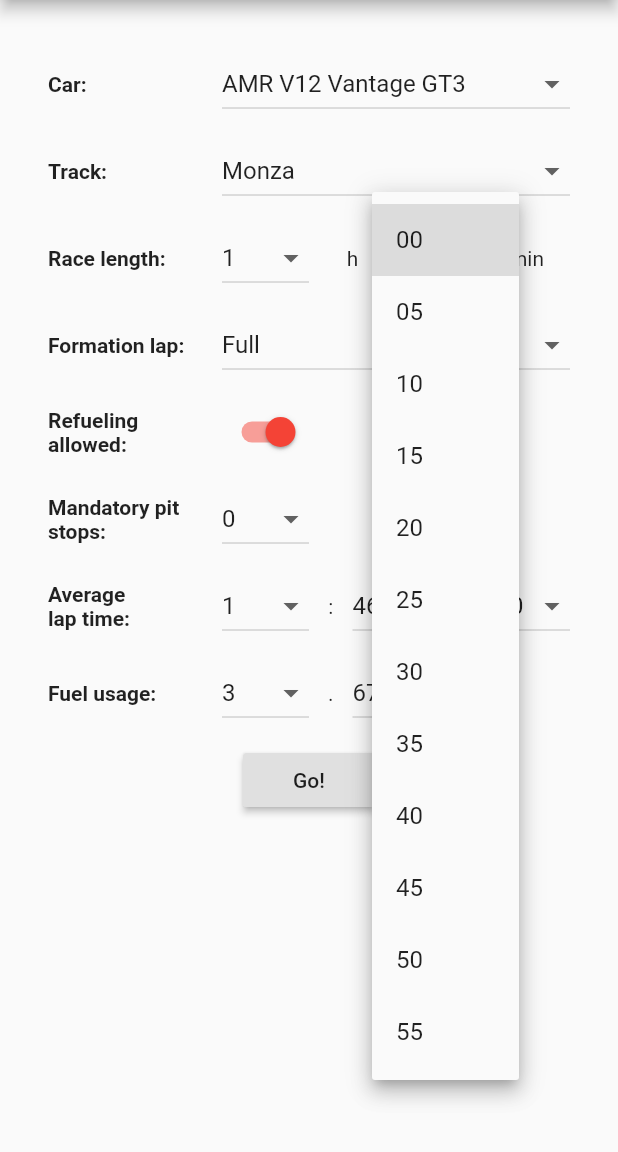
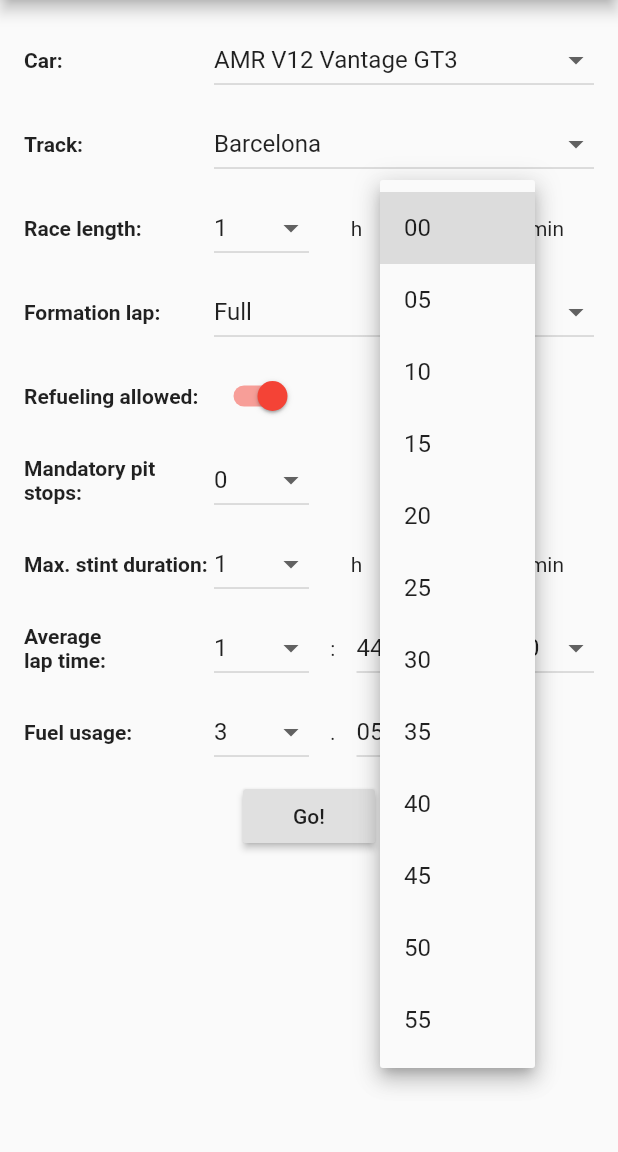
Before and after one commit to sylvainvillet/acc_race_strategy, a Flutter app: the screen it shows after launch, after a tap on "00", on a phone screen of 412 x 824 dp, the part 84-1236 px from its top. Run offline on Flutter 3.47's test engine with Material 2 defaults, Android fonts, the phone set to English and light mode, and no system bars; our stand-ins replace package_info, shared_preferences.

Commit message:
Added max stint duration, release v1.1.0

```diff
--- a/lib/main.dart
+++ b/lib/main.dart
@@ -1,6 +1,5 @@
 import 'package:flutter/material.dart';
 import 'package:package_info/package_info.dart';
-import 'package:url_launcher/url_launcher.dart';
 import './race_input.dart';
 import './utils.dart';
 
--- a/lib/race.dart
+++ b/lib/race.dart
@@ -1,3 +1,4 @@
+import 'dart:math';
 import './cars.dart';
 import './tracks.dart';
 
@@ -17,6 +18,7 @@ class Race {
   Track track;
   int formationLap;
   int raceDuration;
+  int maxStintDuration;
   bool refuelingAllowed;
   int mandatoryPitStops;
   double fuelUsage;
@@ -53,8 +55,11 @@ class Race {
     // Calculate the number of laps
     nbOfLaps = _getNbOfLaps(raceDuration, formationLap, mandatoryPitStops, track.timeLostInPits, lapTime);
 
+    int minimumPitStops = (raceDuration / maxStintDuration).floor();
+    minimumPitStops = max<int>(minimumPitStops, mandatoryPitStops);
+
     // Number of pit stops without fuel saving
-    int nbOfPitStops = mandatoryPitStops;
+    int nbOfPitStops = minimumPitStops;
     if (refuelingAllowed && (nbOfLaps > nbOfLapsWithFullTank)) {
       while ((nbOfLaps / (nbOfPitStops + 1)).ceil() > nbOfLapsWithFullTank) {
         nbOfPitStops++;
@@ -65,7 +70,7 @@ class Race {
     nbOfLaps = _getNbOfLaps(raceDuration, formationLap, nbOfPitStops, track.timeLostInPits, lapTime);
 
     // Allow up to 20% fuel saving
-    for (int i = mandatoryPitStops; i <= nbOfPitStops; i++) {
+    for (int i = minimumPitStops; i <= nbOfPitStops; i++) {
       if (refuelingAllowed) {
         if ((nbOfLaps / (i + 1)).ceil() <=
             (nbOfLapsWithFullTank * 1.2).ceil()) {
--- a/lib/race_input.dart
+++ b/lib/race_input.dart
@@ -19,13 +19,18 @@ class RaceInputState extends State<RaceInput> {
   Race _race = Race(
       carsList[0], tracksList[0], 1, 3600, true, 0, 3.0, tracksList[0].lapTime);
 
-  final margin = 10.0;
+  final margin = 8.0;
 
   int _durationHours;
   int _durationMinutes;
+
+  int _stintDurationHours;
+  int _stintDurationMinutes;
+
   int _lapTimeMinutes = 0;
   int _lapTimeSeconds = 0;
   int _lapTimeMilliseconds = 0;
+
   int _fuelUsageLiters = 1;
   int _fuelUsageCentiliters = 0;
 
@@ -34,6 +39,8 @@ class RaceInputState extends State<RaceInput> {
   List<DropdownMenuItem<int>> _formationLapDropDownMenuItems;
   List<DropdownMenuItem<int>> _durationHoursDropDownMenuItems;
   List<DropdownMenuItem<int>> _durationMinutesDropDownMenuItems;
+  List<DropdownMenuItem<int>> _stintDurationHoursDropDownMenuItems;
+  List<DropdownMenuItem<int>> _stintDurationMinutesDropDownMenuItems;
   List<DropdownMenuItem<int>> _lapTimeMinutesDropDownMenuItems;
   List<DropdownMenuItem<int>> _lapTimeSecondsDropDownMenuItems;
   List<DropdownMenuItem<int>> _lapTimeMillisecondsDropDownMenuItems;
@@ -48,6 +55,8 @@ class RaceInputState extends State<RaceInput> {
     _formationLapDropDownMenuItems = getFormationLapDropDownMenuItems();
     _durationHoursDropDownMenuItems = getIntDropDownMenuItems(0, 24, 1, 0);
     _durationMinutesDropDownMenuItems = getIntDropDownMenuItems(0, 55, 5, 1);
+    _stintDurationHoursDropDownMenuItems = getIntDropDownMenuItems(0, 1, 1, 0);
+    _stintDurationMinutesDropDownMenuItems = getIntDropDownMenuItems(0, 55, 5, 1);
     _lapTimeMinutesDropDownMenuItems = getIntDropDownMenuItems(0, 2, 1, 0);
     _lapTimeSecondsDropDownMenuItems = getIntDropDownMenuItems(0, 59, 1, 1);
     _lapTimeMillisecondsDropDownMenuItems =
@@ -73,6 +82,7 @@ class RaceInputState extends State<RaceInput> {
       _race.track = getTrack(trackName);
       _race.formationLap = settings.getInt('formationLap') ?? 1;
       _race.raceDuration = settings.getInt('raceDuration') ?? 3600;
+      _race.maxStintDuration = settings.getInt('maxStintDuration') ?? 6900; // 1h55
       _race.refuelingAllowed = settings.getBool('refuelingAllowed') ?? true;
       _race.mandatoryPitStops = settings.getInt('mandatoryPitStops') ?? 0;
       _loadLapTime();
@@ -81,6 +91,9 @@ class RaceInputState extends State<RaceInput> {
       _durationHours = (_race.raceDuration / 3600).floor();
       _durationMinutes =
           ((_race.raceDuration / 60) - _durationHours * 60).floor();
+      _stintDurationHours = (_race.maxStintDuration / 3600).floor();
+      _stintDurationMinutes =
+          ((_race.maxStintDuration / 60) - _stintDurationHours * 60).floor();
       _lapTimeMinutes = (_race.lapTime / 60).floor();
       _lapTimeSeconds = (_race.lapTime - _lapTimeMinutes * 60).floor();
       _lapTimeMilliseconds = ((_race.lapTime * 10).round() % 10) * 100;
@@ -93,6 +106,7 @@ class RaceInputState extends State<RaceInput> {
     settings.setString('trackName', _race.track.ksName);
     settings.setInt('formationLap', _race.formationLap);
     settings.setInt('raceDuration', _race.raceDuration);
+    settings.setInt('maxStintDuration', _race.maxStintDuration);
     settings.setBool('refuelingAllowed', _race.refuelingAllowed);
     settings.setInt('mandatoryPitStops', _race.mandatoryPitStops);
     _saveLapTime();
@@ -161,7 +175,7 @@ class RaceInputState extends State<RaceInput> {
   Widget build(BuildContext context) {
     return SingleChildScrollView(
       child: Container(
-        padding: const EdgeInsets.all(32),
+        padding: const EdgeInsets.all(16),
         child: Form(
           key: _formKey,
           child: Column(
@@ -178,6 +192,8 @@ class RaceInputState extends State<RaceInput> {
               refuelingAllowedRow(),
               SizedBox(height: margin),
               mandatoryPitStopRow(),
+              SizedBox(height: margin),
+              maxStintDurationRow(),
               SizedBox(height: margin),
               lapTimeRow(),
               SizedBox(height: margin),
@@ -397,6 +413,34 @@ class RaceInputState extends State<RaceInput> {
         ));
   }
 
+  Widget maxStintDurationRow() {
+    return buildRowTextAndWidget(
+      "Max. stint duration:",
+      Row(
+        children: <Widget>[
+          Expanded(
+            child: DropdownButton(
+              value: _stintDurationHours,
+              items: _stintDurationHoursDropDownMenuItems,
+              onChanged: stintHoursChanged,
+              isExpanded: true,
+            ),
+          ),
+          Expanded(child: Text('h', textAlign: TextAlign.center)),
+          Expanded(
+            child: DropdownButton(
+              value: _stintDurationMinutes,
+              items: _stintDurationMinutesDropDownMenuItems,
+              onChanged: stintMinutesChanged,
+              isExpanded: true,
+            ),
+          ),
+          Expanded(child: Text('min', textAlign: TextAlign.center)),
+        ],
+      ),
+    );
+  }
+
   Widget fuelUsageRow() {
     return buildRowTextAndWidget(
       "Fuel usage:",
@@ -473,6 +517,20 @@ class RaceInputState extends State<RaceInput> {
     });
   }
 
+  void stintHoursChanged(int value) {
+    setState(() {
+      _stintDurationHours = value;
+      _race.maxStintDuration = _stintDurationHours * 3600 + _stintDurationMinutes * 60;
+    });
+  }
+
+  void stintMinutesChanged(int value) {
+    setState(() {
+      _stintDurationMinutes = value;
+      _race.maxStintDuration = _stintDurationHours * 3600 + _stintDurationMinutes * 60;
+    });
+  }
+
   void formationLapChanged(int formationLap) {
     setState(() {
       _race.formationLap = formationLap;
--- a/lib/tracks.dart
+++ b/lib/tracks.dart
@@ -19,19 +19,19 @@ Track getTrack(String ksName)
 }
 
 const List<Track> tracksList = [
+  Track("barcelona", "Barcelona", 4665, 104.1, 60),
+  Track("Brands_Hatch", "Brands Hatch", 3908, 83.9, 60),
+  Track("hungaroring", "Hungaroring", 4381, 104.5, 60),
+  Track("Kyalami", "Kyalami", 4522, 101.0, 60),
+  Track("Laguna_Seca", "Laguna Seca", 3602, 82.6, 60),
+  Track("misano", "Misano", 4226, 93.8, 60),
+  Track("mont_panorama", "Mount Panorama", 6213, 120.6, 60),
   Track("monza", "Monza", 5793, 106.7, 60),
-  Track("Brands_Hatch", "Brands Hatch", 3908, 83.9, 60),
+  Track("nurburgring", "Nürburgring", 5137, 114.1, 60),
+  Track("Paul_Ricard", "Paul Ricard", 5842, 114.2, 60),
   Track("Silverstone", "Silverstone", 5891, 117.8, 60),
-  Track("Paul_Ricard", "Paul Ricard", 5842, 114.2, 60),
-  Track("misano", "Misano", 4226, 93.8, 60),
+  Track("Spa", "Spa", 7004, 138.0, 90),
+  Track("Suzuka", "Suzuka", 5807, 119.7, 60),
   Track("zandvoort", "Zandvoort", 4252, 95.0, 60),
-  Track("Spa", "Spa", 7004, 138.0, 90),
-  Track("nurburgring", "Nürburgring", 5137, 114.1, 60),
-  Track("hungaroring", "Hungaroring", 4381, 104.5, 60),
-  Track("barcelona", "Barcelona", 4665, 104.1, 60),
   Track("zolder", "Zolder", 4011, 87.8, 60),
-  Track("mont_panorama", "Mount Panorama", 6213, 120.6, 60),
-  Track("Laguna_Seca", "Laguna Seca", 3602, 82.6, 60),
-  Track("Suzuka", "Suzuka", 5807, 119.7, 60),
-  Track("Kyalami", "Kyalami", 4522, 101.0, 60),
 ];
--- a/pubspec.yaml
+++ b/pubspec.yaml
@@ -15,7 +15,7 @@ publish_to: 'none' # Remove this line if you wish to publish to pub.dev
 # In iOS, build-name is used as CFBundleShortVersionString while build-number used as CFBundleVersion.
 # Read more about iOS versioning at
 # https://developer.apple.com/library/archive/documentation/General/Reference/InfoPlistKeyReference/Articles/CoreFoundationKeys.html
-version: 1.0.0+1
+version: 1.1.0+2
 
 environment:
   sdk: ">=2.7.0 <3.0.0"
@@ -26,7 +26,6 @@ dependencies:
 
   shared_preferences: '>=0.5.7+3 <2.0.0'
   package_info: ^0.4.0+16
-  url_launcher: ^5.4.2
 
   # The following adds the Cupertino Icons font to your application.
   # Use with the CupertinoIcons class for iOS style icons.
```
